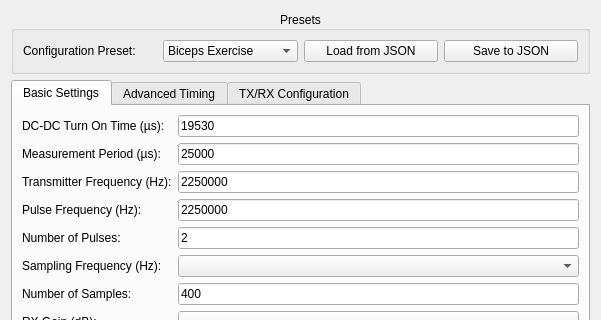
Qt form biogui/resources/wulpus_config_widget.ui (pulp-bio/biogui) before a commit; both pictures show x 0 to 601 and y 0 to 320 of the 601 by 700 pixel window.
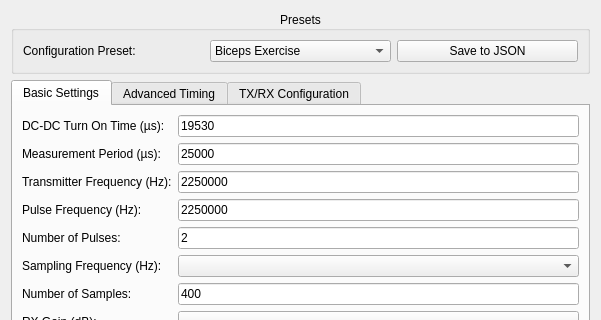
The same form after that commit.

Commit message: load from presets folder

```diff
--- a/biogui/resources/wulpus_config_widget.ui
+++ b/biogui/resources/wulpus_config_widget.ui
@@ -52,16 +52,6 @@
         </item>
        </widget>
       </item>
-      <item>
-       <widget class="QPushButton" name="loadConfigButton">
-        <property name="toolTip">
-         <string>Load configuration from a JSON file</string>
-        </property>
-        <property name="text">
-         <string>Load from JSON</string>
-        </property>
-       </widget>
-      </item>
       <item>
        <widget class="QPushButton" name="saveConfigButton">
         <property name="toolTip">
```
The commit also changes 5 other files.
